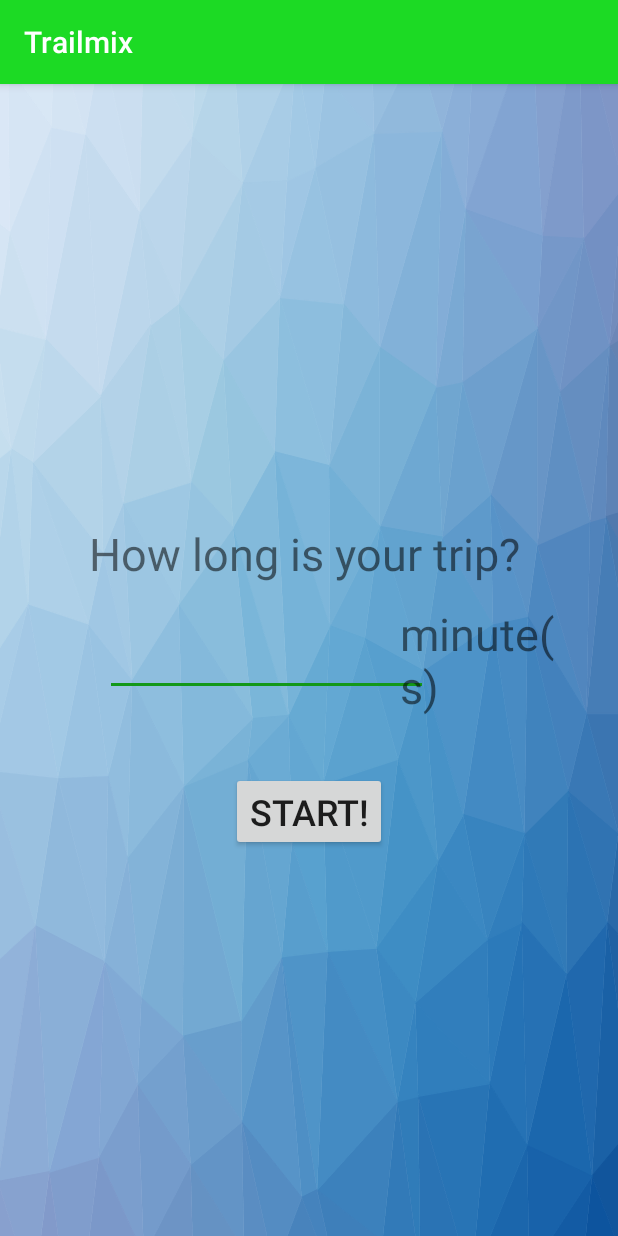
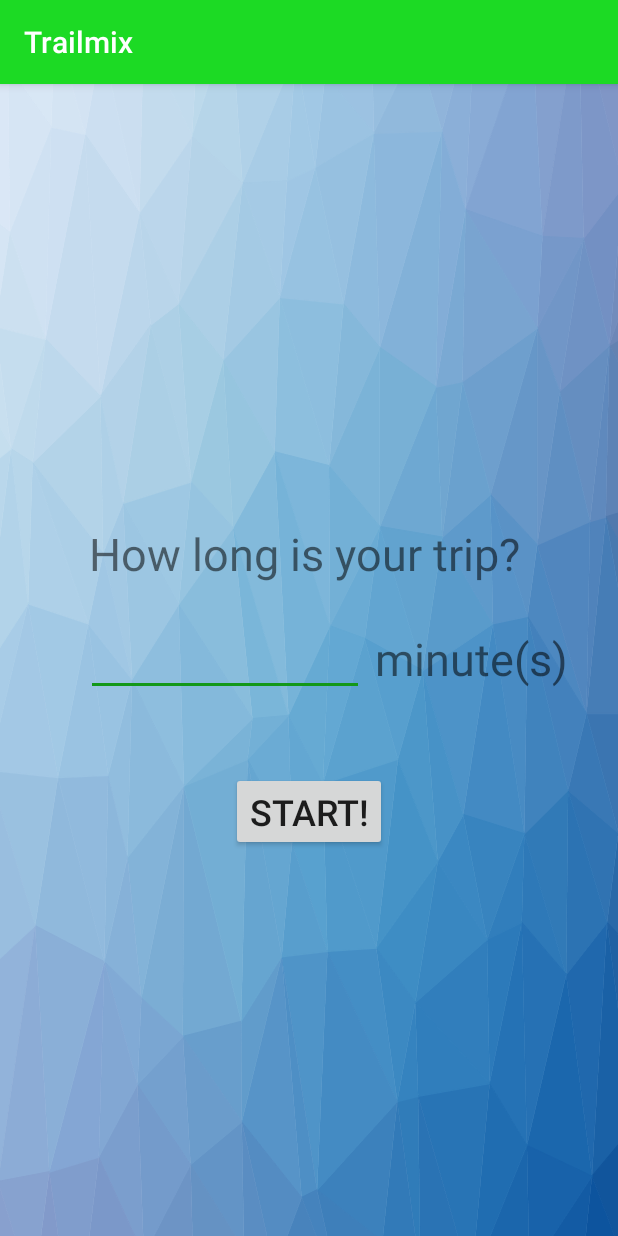
Before and after one commit to JPATrailMix/Trailmix, an Android app: the screen it shows after launch (MainActivity), on a phone screen of 412 x 824 dp. Run offline under Robolectric (Android 15) with nearby library versions, the phone set to English and light mode, and no system bars.

Commit message:
UI text fix

```diff
--- a/app/src/main/res/layout/activity_main.xml
+++ b/app/src/main/res/layout/activity_main.xml
@@ -44,38 +44,37 @@
 
     <EditText
         android:id="@+id/editText"
-        android:layout_width="215dp"
+        android:layout_width="185dp"
         android:layout_height="47dp"
         android:layout_marginBottom="8dp"
         android:layout_marginEnd="8dp"
-        android:layout_marginLeft="8dp"
-        android:layout_marginRight="8dp"
         android:layout_marginStart="8dp"
         android:layout_marginTop="8dp"
         android:ems="10"
         android:inputType="number"
         app:layout_constraintBottom_toBottomOf="parent"
         app:layout_constraintEnd_toEndOf="parent"
-        app:layout_constraintHorizontal_bias="0.345"
+        app:layout_constraintHorizontal_bias="0.234"
         app:layout_constraintStart_toStartOf="parent"
         app:layout_constraintTop_toTopOf="parent" />
 
     <TextView
         android:id="@+id/textView2"
-        android:layout_width="109dp"
+        android:layout_width="132dp"
         android:layout_height="wrap_content"
         android:layout_marginBottom="8dp"
         android:layout_marginEnd="8dp"
-        android:layout_marginLeft="8dp"
-        android:layout_marginRight="8dp"
+        android:layout_marginRight="16dp"
         android:layout_marginStart="8dp"
         android:layout_marginTop="8dp"
         android:text="@string/minute"
         android:textSize="30sp"
         app:layout_constraintBottom_toBottomOf="parent"
         app:layout_constraintEnd_toEndOf="parent"
-        app:layout_constraintHorizontal_bias="0.902"
+        app:layout_constraintHorizontal_bias="0.916"
+        app:layout_constraintRight_toRightOf="parent"
         app:layout_constraintStart_toStartOf="parent"
-        app:layout_constraintTop_toTopOf="parent" />
+        app:layout_constraintTop_toTopOf="parent"
+        app:layout_constraintVertical_bias="0.499" />
 
 </android.support.constraint.ConstraintLayout>
```
